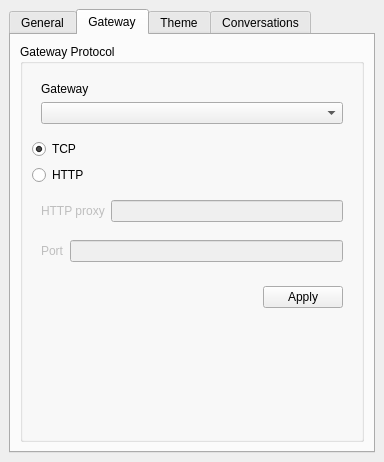
Before: the Qt Designer form src/gui/dock_widgets/options.ui in marcbowes/mxitc, drawn with Qt 5.
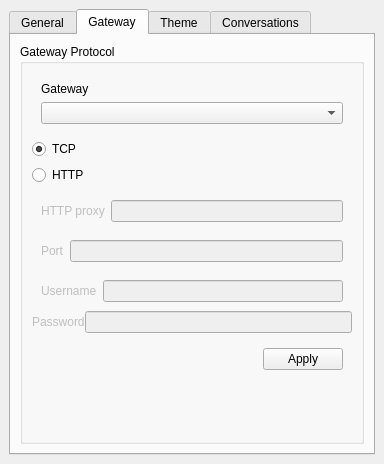
After: the same form once the commit is applied. The open tabs and pages were chosen to show the change.

Commit message: added user/pass to options

Diff of the .ui file:
```diff
--- a/src/gui/dock_widgets/options.ui
+++ b/src/gui/dock_widgets/options.ui
@@ -7,7 +7,7 @@
     <x>0</x>
     <y>0</y>
     <width>384</width>
-    <height>462</height>
+    <height>464</height>
    </rect>
   </property>
   <property name="windowTitle">
@@ -145,6 +145,36 @@
                 </layout>
                </widget>
               </item>
+              <item>
+               <widget class="QWidget" name="usernameWidget" native="true">
+                <layout class="QHBoxLayout" name="horizontalLayout_10">
+                 <item>
+                  <widget class="QLabel" name="usernameLabel">
+                   <property name="text">
+                    <string>Username</string>
+                   </property>
+                  </widget>
+                 </item>
+                 <item>
+                  <widget class="QLineEdit" name="usernameLineEdit"/>
+                 </item>
+                </layout>
+               </widget>
+              </item>
+              <item>
+               <layout class="QHBoxLayout" name="passwordWidget">
+                <item>
+                 <widget class="QLabel" name="passwordLabel">
+                  <property name="text">
+                   <string>Password</string>
+                  </property>
+                 </widget>
+                </item>
+                <item>
+                 <widget class="QLineEdit" name="passwordLineEdit"/>
+                </item>
+               </layout>
+              </item>
              </layout>
             </widget>
            </item>
```
Left out of the diff: 2 changed lines with no effect on the pictures.
